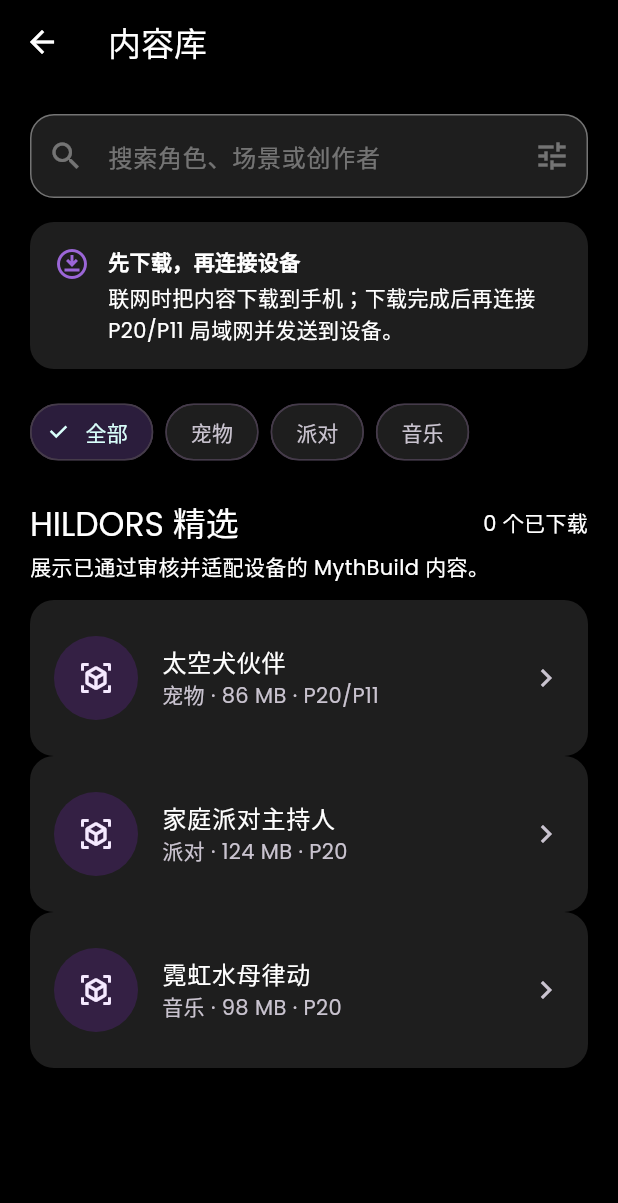
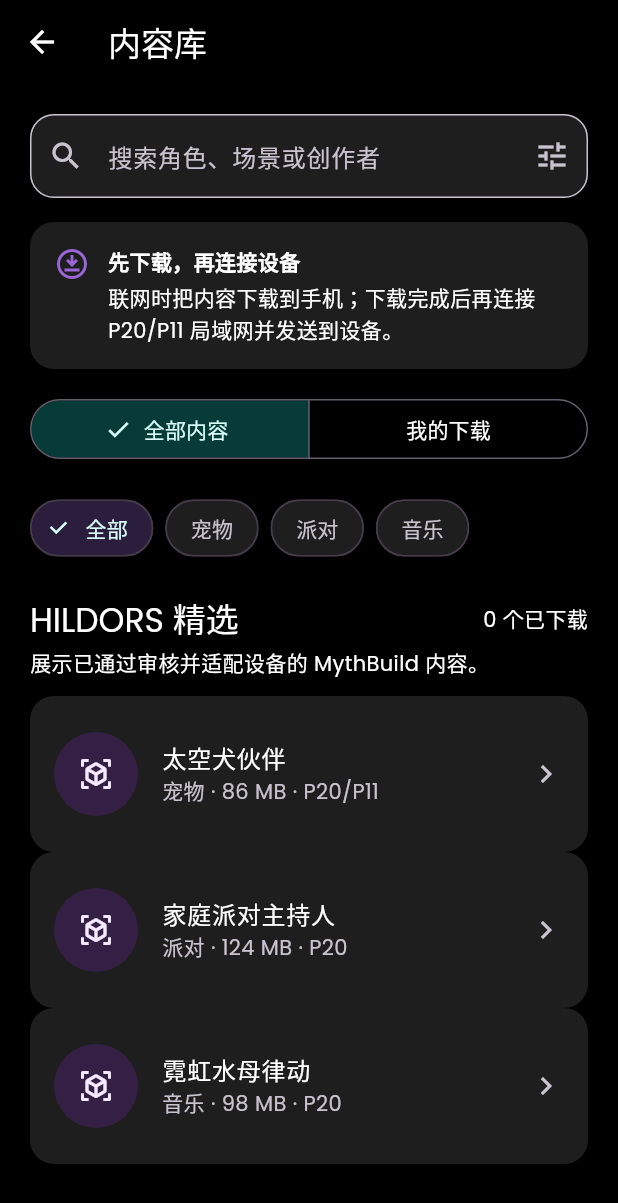
Before and after one commit to danwanvape-star/hildors, a Flutter app: the CommunityPage screen opened directly, on a phone screen of 412 x 824 dp. Shown: the top 1203 px of the screen. Run offline on Flutter 3.47's test engine with Material 3 defaults, Android fonts, the phone set to English and light mode, and no system bars.

Commit message:
feat: add download library browsing controls

```diff
--- a/lib/src/features/community/community_page.dart
+++ b/lib/src/features/community/community_page.dart
@@ -18,6 +18,8 @@ class _CommunityPageState extends State<CommunityPage> {
       widget.catalogRepository ?? const PreviewContentCatalogRepository();
   late Future<List<CommunityContent>> _contentFuture;
   var _category = '全部';
+  var _query = '';
+  var _downloadedOnly = false;
   final _downloadedIds = <String>{};
 
   @override
@@ -45,11 +47,13 @@ class _CommunityPageState extends State<CommunityPage> {
               });
             }
             final allItems = snapshot.data ?? const <CommunityContent>[];
-            final items = _category == '全部'
-                ? allItems
-                : allItems
-                    .where((item) => item.category == _category)
-                    .toList(growable: false);
+            final items = filterCatalogContent(
+              allItems,
+              category: _category,
+              query: _query,
+              downloadedIds: _downloadedIds,
+              downloadedOnly: _downloadedOnly,
+            );
             return _buildCatalog(context, items);
           },
         ),
@@ -63,7 +67,7 @@ class _CommunityPageState extends State<CommunityPage> {
         padding: const EdgeInsets.all(20),
         children: [
           TextField(
-            enabled: false,
+            onChanged: (value) => setState(() => _query = value),
             decoration: InputDecoration(
               hintText: '搜索角色、场景或创作者',
               prefixIcon: const Icon(Icons.search),
@@ -74,6 +78,17 @@ class _CommunityPageState extends State<CommunityPage> {
           ),
           const SizedBox(height: 16),
           const _DownloadNotice(),
+          const SizedBox(height: 16),
+          SegmentedButton<bool>(
+            segments: const [
+              ButtonSegment(value: false, label: Text('全部内容')),
+              ButtonSegment(value: true, label: Text('我的下载')),
+            ],
+            selected: {_downloadedOnly},
+            onSelectionChanged: (selection) {
+              setState(() => _downloadedOnly = selection.single);
+            },
+          ),
           const SizedBox(height: 18),
           Wrap(
             spacing: 8,
@@ -97,9 +112,11 @@ class _CommunityPageState extends State<CommunityPage> {
           const Text('展示已通过审核并适配设备的 MythBuild 内容。'),
           const SizedBox(height: 12),
           if (items.isEmpty)
-            const Padding(
-              padding: EdgeInsets.symmetric(vertical: 48),
-              child: Center(child: Text('该分类暂时没有可下载内容')),
+            Padding(
+              padding: const EdgeInsets.symmetric(vertical: 48),
+              child: Center(
+                child: Text(_downloadedOnly ? '还没有下载内容' : '没有找到匹配内容'),
+              ),
             ),
           for (final item in items)
             _ContentCard(
--- a/lib/src/features/community/content_catalog_repository.dart
+++ b/lib/src/features/community/content_catalog_repository.dart
@@ -5,9 +5,7 @@ abstract interface class ContentCatalogRepository {
 }
 
 class PreviewContentCatalogRepository implements ContentCatalogRepository {
-  const PreviewContentCatalogRepository({
-    this.delay = Duration.zero,
-  });
+  const PreviewContentCatalogRepository({this.delay = Duration.zero});
 
   final Duration delay;
 
@@ -21,3 +19,21 @@ class PreviewContentCatalogRepository implements ContentCatalogRepository {
         .toList(growable: false);
   }
 }
+
+List<CommunityContent> filterCatalogContent(
+  Iterable<CommunityContent> items, {
+  required String category,
+  required String query,
+  required Set<String> downloadedIds,
+  required bool downloadedOnly,
+}) {
+  final normalizedQuery = query.trim().toLowerCase();
+  return items.where((item) {
+    if (category != '全部' && item.category != category) return false;
+    if (downloadedOnly && !downloadedIds.contains(item.id)) return false;
+    if (normalizedQuery.isEmpty) return true;
+    return item.title.toLowerCase().contains(normalizedQuery) ||
+        item.creatorName.toLowerCase().contains(normalizedQuery) ||
+        item.summary.toLowerCase().contains(normalizedQuery);
+  }).toList(growable: false);
+}
```
Also changed, not shown: lib/src/features/community/community_detail_page.dart (+54 -5 lines), 1 other file.
